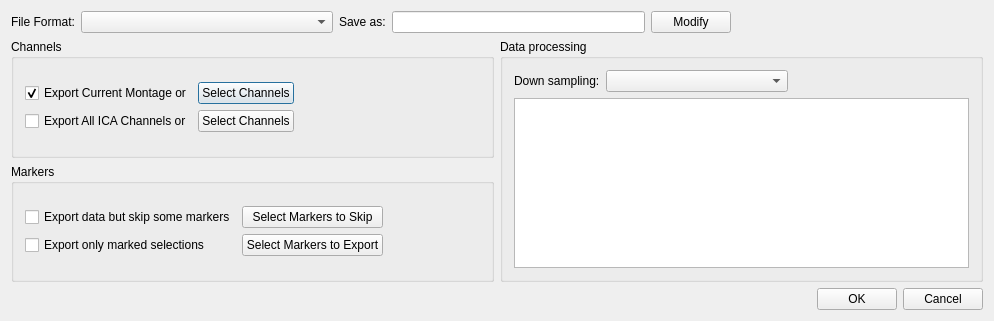
Qt form src/AnyWave/Process/AwExporterSettings.ui (HIP-infrastructure/anywave-code) before a commit.
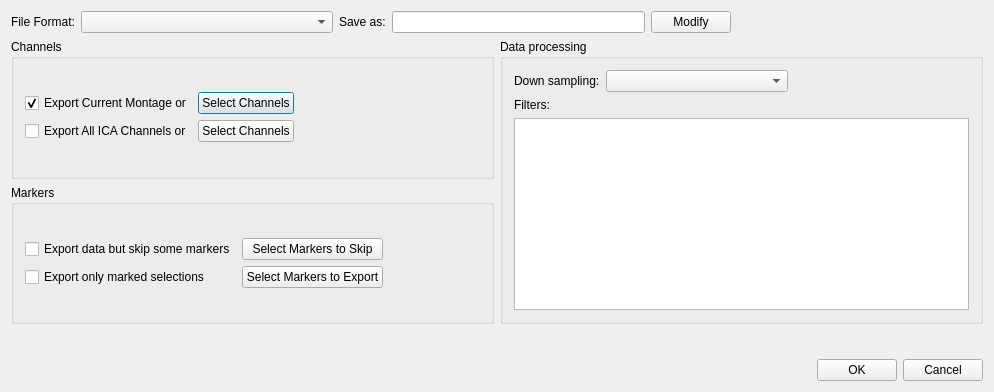
The same form after that commit. Icons and pictures are not drawn. Custom widgets are drawn as their Qt base class.

Diff of the .ui file:
```diff
--- a/src/AnyWave/Process/AwExporterSettings.ui
+++ b/src/AnyWave/Process/AwExporterSettings.ui
@@ -7,7 +7,7 @@
     <x>0</x>
     <y>0</y>
     <width>994</width>
-    <height>321</height>
+    <height>392</height>
    </rect>
   </property>
   <property name="windowTitle">
@@ -285,6 +285,13 @@
           </item>
          </layout>
         </item>
+        <item>
+         <widget class="QLabel" name="label_3">
+          <property name="text">
+           <string>Filters:</string>
+          </property>
+         </widget>
+        </item>
         <item>
          <widget class="AwFilterTableView" name="filterTableView"/>
         </item>
@@ -344,16 +351,16 @@
  </widget>
  <layoutdefault spacing="6" margin="11"/>
  <customwidgets>
-  <customwidget>
-   <class>AwComboDS</class>
-   <extends>QComboBox</extends>
-   <header location="global">widget/AwComboDS.h</header>
-  </customwidget>
   <customwidget>
    <class>AwFilterTableView</class>
    <extends>QTableView</extends>
    <header location="global">filter/AwFilterTableView.h</header>
   </customwidget>
+  <customwidget>
+   <class>AwComboDS</class>
+   <extends>QComboBox</extends>
+   <header location="global">widget/AwComboDS.h</header>
+  </customwidget>
  </customwidgets>
  <resources>
   <include location="../../../resources/AnyWave.qrc"/>
```
